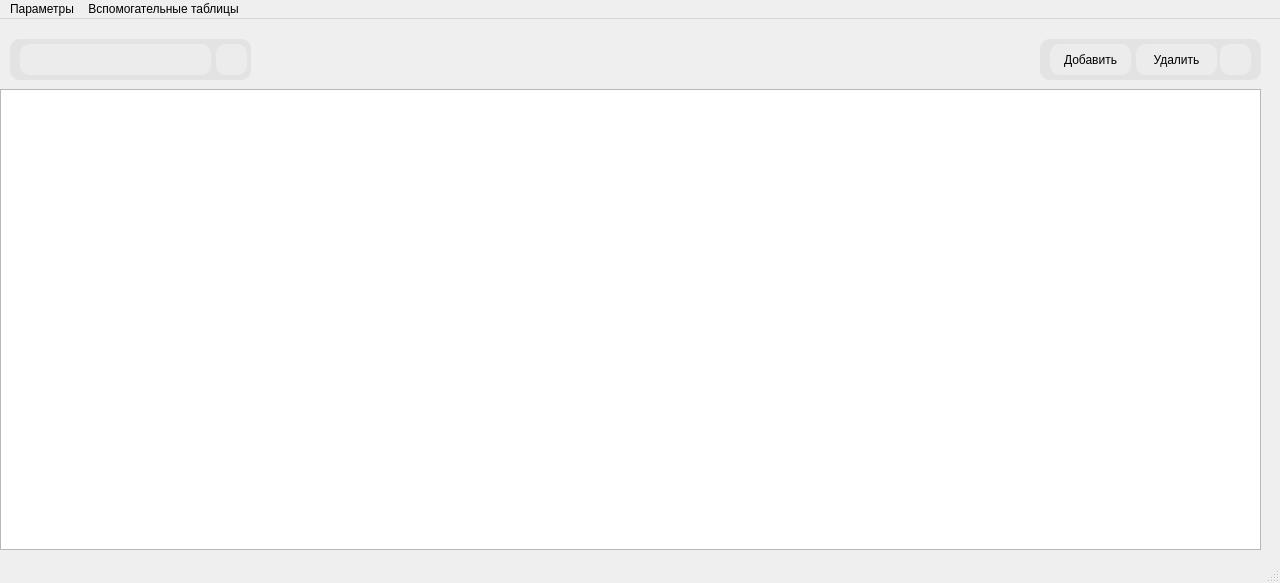
Before: the Qt Designer form gui/design/main.ui in nemp1yy/LigmarGuild_infoUI, drawn with Qt 5.
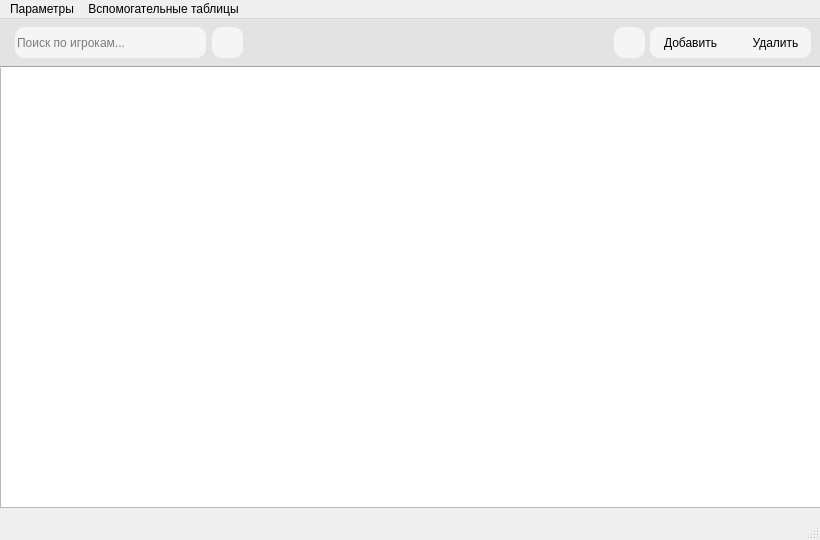
After: the same form once the commit is applied. Icons and pictures are not drawn.

What changed in the file:
```diff
--- a/gui/design/main.ui
+++ b/gui/design/main.ui
@@ -6,20 +6,20 @@
    <rect>
     <x>0</x>
     <y>0</y>
-    <width>1280</width>
-    <height>583</height>
+    <width>820</width>
+    <height>540</height>
    </rect>
   </property>
   <property name="minimumSize">
    <size>
-    <width>1280</width>
-    <height>0</height>
+    <width>820</width>
+    <height>540</height>
    </size>
   </property>
   <property name="maximumSize">
    <size>
-    <width>1280</width>
-    <height>720</height>
+    <width>820</width>
+    <height>540</height>
    </size>
   </property>
   <property name="windowTitle">
@@ -29,10 +29,10 @@
    <widget class="QFrame" name="frame_buttons">
     <property name="geometry">
      <rect>
-      <x>10</x>
-      <y>20</y>
-      <width>241</width>
-      <height>41</height>
+      <x>-20</x>
+      <y>0</y>
+      <width>861</width>
+      <height>47</height>
      </rect>
     </property>
     <property name="styleSheet">
@@ -48,14 +48,16 @@
     <widget class="QLineEdit" name="lineEdit">
      <property name="geometry">
       <rect>
-       <x>10</x>
-       <y>5</y>
+       <x>35</x>
+       <y>8</y>
        <width>191</width>
        <height>31</height>
       </rect>
      </property>
      <property name="styleSheet">
       <string notr="true">background-color: rgb(236, 236, 236);
+background-color: rgb(245, 245, 245);
+color: rgb(0, 0, 0);
 selection-color: rgb(227, 227, 227);
 border-color: rgb(227, 227, 227);</string>
      </property>
@@ -65,18 +67,21 @@
      <property name="text">
       <string extracomment="Введите игрока для поиска"/>
      </property>
+     <property name="placeholderText">
+      <string>Поиск по игрокам...</string>
+     </property>
     </widget>
     <widget class="QPushButton" name="search_button">
      <property name="geometry">
       <rect>
-       <x>206</x>
-       <y>5</y>
+       <x>232</x>
+       <y>8</y>
        <width>31</width>
        <height>31</height>
       </rect>
      </property>
      <property name="styleSheet">
-      <string notr="true">background-color: rgb(236, 236, 236);</string>
+      <string notr="true">background-color: rgb(245, 245, 245);</string>
      </property>
      <property name="text">
       <string/>
@@ -86,77 +91,17 @@
        <normaloff>../icons/more.png</normaloff>../icons/more.png</iconset>
      </property>
     </widget>
-   </widget>
-   <widget class="QFrame" name="frame_2">
-    <property name="geometry">
-     <rect>
-      <x>1040</x>
-      <y>20</y>
-      <width>221</width>
-      <height>41</height>
-     </rect>
-    </property>
-    <property name="styleSheet">
-     <string notr="true">background-color: rgb(227, 227, 227);
-border-radius: 10px;</string>
-    </property>
-    <property name="frameShape">
-     <enum>QFrame::StyledPanel</enum>
-    </property>
-    <property name="frameShadow">
-     <enum>QFrame::Raised</enum>
-    </property>
-    <widget class="QPushButton" name="add_button">
-     <property name="geometry">
-      <rect>
-       <x>10</x>
-       <y>5</y>
-       <width>81</width>
-       <height>31</height>
-      </rect>
-     </property>
-     <property name="styleSheet">
-      <string notr="true">background-color: rgb(236, 236, 236);</string>
-     </property>
-     <property name="text">
-      <string>Добавить</string>
-     </property>
-     <property name="icon">
-      <iconset>
-       <normaloff>../icons/add.png</normaloff>../icons/add.png</iconset>
-     </property>
-    </widget>
-    <widget class="QPushButton" name="delete_button">
-     <property name="geometry">
-      <rect>
-       <x>96</x>
-       <y>5</y>
-       <width>81</width>
-       <height>31</height>
-      </rect>
-     </property>
-     <property name="styleSheet">
-      <string notr="true">background-color: rgb(236, 236, 236);</string>
-     </property>
-     <property name="text">
-      <string>Удалить</string>
-     </property>
-     <property name="icon">
-      <iconset>
-       <normaloff>../icons/cancel.png</normaloff>../icons/cancel.png</iconset>
-     </property>
-    </widget>
     <widget class="QPushButton" name="refresh_button">
      <property name="geometry">
       <rect>
-       <x>180</x>
-       <y>5</y>
+       <x>634</x>
+       <y>8</y>
        <width>31</width>
        <height>31</height>
       </rect>
      </property>
      <property name="styleSheet">
-      <string notr="true">background-color: rgb(236, 236, 236);</string>
+      <string notr="true">background-color: rgb(245, 245, 245);</string>
      </property>
      <property name="text">
       <string/>
@@ -166,24 +111,274 @@
        <normaloff>../icons/refresh.png</normaloff>../icons/refresh.png</iconset>
      </property>
     </widget>
+    <widget class="QFrame" name="frame">
+     <property name="geometry">
+      <rect>
+       <x>670</x>
+       <y>8</y>
+       <width>161</width>
+       <height>31</height>
+      </rect>
+     </property>
+     <property name="styleSheet">
+      <string notr="true">background-color: rgb(245, 245, 245);
+border-radius: 10px;</string>
+     </property>
+     <property name="frameShape">
+      <enum>QFrame::StyledPanel</enum>
+     </property>
+     <property name="frameShadow">
+      <enum>QFrame::Raised</enum>
+     </property>
+     <widget class="QPushButton" name="delete_button">
+      <property name="geometry">
+       <rect>
+        <x>90</x>
+        <y>0</y>
+        <width>71</width>
+        <height>31</height>
+       </rect>
+      </property>
+      <property name="layoutDirection">
+       <enum>Qt::RightToLeft</enum>
+      </property>
+      <property name="styleSheet">
+       <string notr="true">
+color: rgb(0, 0, 0);</string>
+      </property>
+      <property name="text">
+       <string>Удалить</string>
+      </property>
+      <property name="icon">
+       <iconset>
+        <normaloff>../icons/cancel.png</normaloff>../icons/cancel.png</iconset>
+      </property>
+     </widget>
+     <widget class="QPushButton" name="add_button">
+      <property name="geometry">
+       <rect>
+        <x>0</x>
+        <y>0</y>
+        <width>81</width>
+        <height>31</height>
+       </rect>
+      </property>
+      <property name="palette">
+       <palette>
+        <active>
+         <colorrole role="WindowText">
+          <brush brushstyle="SolidPattern">
+           <color alpha="255">
+            <red>0</red>
+            <green>0</green>
+            <blue>0</blue>
+           </color>
+          </brush>
+         </colorrole>
+         <colorrole role="Button">
+          <brush brushstyle="SolidPattern">
+           <color alpha="255">
+            <red>245</red>
+            <green>245</green>
+            <blue>245</blue>
+           </color>
+          </brush>
+         </colorrole>
+         <colorrole role="Text">
+          <brush brushstyle="SolidPattern">
+           <color alpha="255">
+            <red>0</red>
+            <green>0</green>
+            <blue>0</blue>
+           </color>
+          </brush>
+         </colorrole>
+         <colorrole role="ButtonText">
+          <brush brushstyle="SolidPattern">
+           <color alpha="255">
+            <red>0</red>
+            <green>0</green>
+            <blue>0</blue>
+           </color>
+          </brush>
+         </colorrole>
+         <colorrole role="Base">
+          <brush brushstyle="SolidPattern">
+           <color alpha="255">
+            <red>245</red>
+            <green>245</green>
+            <blue>245</blue>
+           </color>
+          </brush>
+         </colorrole>
+         <colorrole role="Window">
+          <brush brushstyle="SolidPattern">
+           <color alpha="255">
+            <red>245</red>
+            <green>245</green>
+            <blue>245</blue>
+           </color>
+          </brush>
+         </colorrole>
+        </active>
+        <inactive>
+         <colorrole role="WindowText">
+          <brush brushstyle="SolidPattern">
+           <color alpha="255">
+            <red>0</red>
+            <green>0</green>
+            <blue>0</blue>
+           </color>
+          </brush>
+         </colorrole>
+         <colorrole role="Button">
+          <brush brushstyle="SolidPattern">
+           <color alpha="255">
+            <red>245</red>
+            <green>245</green>
+            <blue>245</blue>
+           </color>
+          </brush>
+         </colorrole>
+         <colorrole role="Text">
+          <brush brushstyle="SolidPattern">
+           <color alpha="255">
+            <red>0</red>
+            <green>0</green>
+            <blue>0</blue>
+           </color>
+          </brush>
+         </colorrole>
+         <colorrole role="ButtonText">
+          <brush brushstyle="SolidPattern">
+           <color alpha="255">
+            <red>0</red>
+            <green>0</green>
+            <blue>0</blue>
+           </color>
+          </brush>
+         </colorrole>
+         <colorrole role="Base">
+          <brush brushstyle="SolidPattern">
+           <color alpha="255">
+            <red>245</red>
+            <green>245</green>
+            <blue>245</blue>
+           </color>
+          </brush>
+         </colorrole>
+         <colorrole role="Window">
+          <brush brushstyle="SolidPattern">
+           <color alpha="255">
+            <red>245</red>
+            <green>245</green>
+            <blue>245</blue>
+           </color>
+          </brush>
+         </colorrole>
+        </inactive>
+        <disabled>
+         <colorrole role="WindowText">
+          <brush brushstyle="SolidPattern">
+           <color alpha="255">
+            <red>0</red>
+            <green>0</green>
+            <blue>0</blue>
+           </color>
+          </brush>
+         </colorrole>
+         <colorrole role="Button">
+          <brush brushstyle="SolidPattern">
+           <color alpha="255">
+            <red>245</red>
+            <green>245</green>
+            <blue>245</blue>
+           </color>
+          </brush>
+         </colorrole>
+         <colorrole role="Text">
+          <brush brushstyle="SolidPattern">
+           <color alpha="255">
+            <red>0</red>
+            <green>0</green>
+            <blue>0</blue>
+           </color>
+          </brush>
+         </colorrole>
+         <colorrole role="ButtonText">
+          <brush brushstyle="SolidPattern">
+           <color alpha="255">
+            <red>0</red>
+            <green>0</green>
+            <blue>0</blue>
+           </color>
+          </brush>
+         </colorrole>
+         <colorrole role="Base">
+          <brush brushstyle="SolidPattern">
+           <color alpha="255">
+            <red>245</red>
+            <green>245</green>
+            <blue>245</blue>
+           </color>
+          </brush>
+         </colorrole>
+         <colorrole role="Window">
+          <brush brushstyle="SolidPattern">
+           <color alpha="255">
+            <red>245</red>
+            <green>245</green>
+            <blue>245</blue>
+           </color>
+          </brush>
+         </colorrole>
+        </disabled>
+       </palette>
+      </property>
+      <property name="styleSheet">
+       <string notr="true">
+color: rgb(0, 0, 0);</string>
+      </property>
+      <property name="text">
+       <string>Добавить</string>
+      </property>
+      <property name="icon">
+       <iconset>
+        <normaloff>../icons/add.png</normaloff>../icons/add.png</iconset>
+      </property>
+     </widget>
+    </widget>
    </widget>
    <widget class="QTableView" name="tableView">
     <property name="geometry">
      <rect>
       <x>0</x>
-      <y>70</y>
-      <width>1261</width>
-      <height>461</height>
+      <y>48</y>
+      <width>821</width>
+      <height>441</height>
      </rect>
     </property>
    </widget>
+   <widget class="Line" name="line">
+    <property name="geometry">
+     <rect>
+      <x>0</x>
+      <y>40</y>
+      <width>821</width>
+      <height>16</height>
+     </rect>
+    </property>
+    <property name="orientation">
+     <enum>Qt::Horizontal</enum>
+    </property>
+   </widget>
   </widget>
   <widget class="QMenuBar" name="menubar">
    <property name="geometry">
     <rect>
      <x>0</x>
      <y>0</y>
-     <width>1280</width>
+     <width>820</width>
      <height>21</height>
     </rect>
    </property>
```
Left out of the diff: 59 changed lines with no effect on the pictures.
